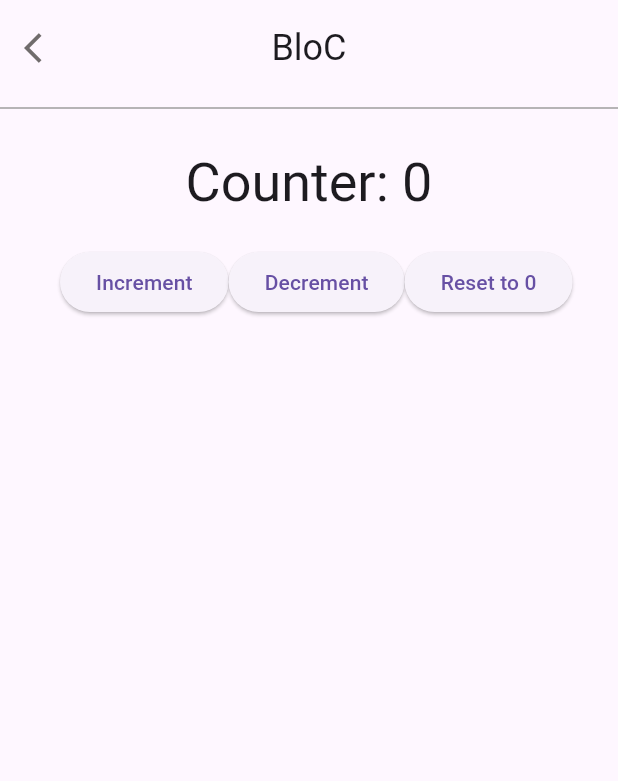
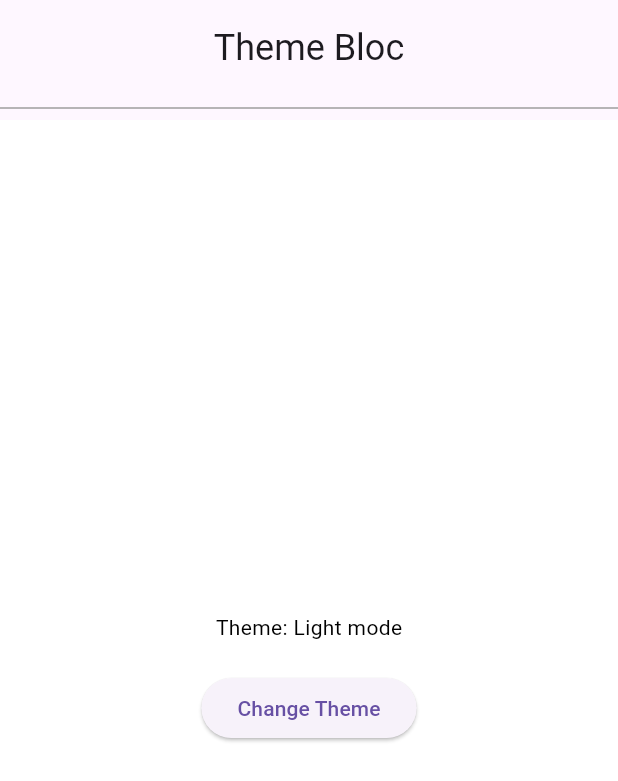
Before and after one commit to VienHaiYen/travo-app-flutter, a Flutter app: the screen it shows after launch, on a phone screen of 412 x 824 dp. Shown: the top 781 px of the screen. Run offline on Flutter 3.47's test engine with Material 3 defaults, Android fonts, the phone set to English and light mode, and no system bars; our stand-ins replace cached_network_image, flutter_bloc, flutter_svg, go_router.

Commit message:
[W2-D3] Theme

```diff
--- a/app_cyclone/lib/main.dart
+++ b/app_cyclone/lib/main.dart
@@ -1,5 +1,6 @@
 import 'package:app_cyclone/w2-d1/W2D1.dart';
 import 'package:app_cyclone/w2-d2/W2D2.dart';
+import 'package:app_cyclone/w2-d3/W2D3.dart';
 import 'package:flutter/material.dart';
 import 'package:flutter/cupertino.dart';
 import "package:go_router/go_router.dart";
@@ -21,7 +22,7 @@ class MyMaterialApp extends StatelessWidget {
       theme: ThemeData(
         primarySwatch: Colors.blue,
       ),
-      home: const W2D2(),
+      home: const W2D3(),
     );
   }
 }
--- /dev/null
+++ b/app_cyclone/lib/w2-d3/W2D3.dart
@@ -0,0 +1,41 @@
+import 'package:app_cyclone/w2-d1/widget/my_app_bar.dart';
+import 'package:app_cyclone/w2-d3/blocs/theme_bloc/theme_bloc.dart';
+import 'package:app_cyclone/w2-d3/blocs/theme_bloc/theme_event.dart';
+import 'package:app_cyclone/w2-d3/blocs/theme_bloc/theme_provider.dart';
+import 'package:app_cyclone/w2-d3/blocs/theme_bloc/theme_state.dart';
+import 'package:flutter/material.dart';
+import 'package:flutter_bloc/flutter_bloc.dart';
+
+class W2D3 extends StatelessWidget {
+  const W2D3({super.key});
+
+  @override
+  Widget build(BuildContext context) {
+    return ThemeProvider(child: BlocBuilder<ThemeBloc, ThemeState>(
+      builder: (context, state) {
+        return Scaffold(
+            appBar: MyAppBar(title: "Theme Bloc", showBackButton: false),
+            body: Container(
+              width: double.infinity,
+              color: state.backgroundColor,
+              child: Column(
+                mainAxisAlignment: MainAxisAlignment.center,
+                children: [
+                  Text(
+                    "Theme: ${state.name}",
+                    style: TextStyle(color: state.textColor),
+                  ),
+                  const SizedBox(height: 20),
+                  ElevatedButton(
+                    onPressed: () {
+                      context.read<ThemeBloc>().add(ChangeThemeEvent());
+                    },
+                    child: const Text("Change Theme"),
+                  ),
+                ],
+              ),
+            ));
+      },
+    ));
+  }
+}
--- /dev/null
+++ b/app_cyclone/lib/w2-d3/blocs/theme_bloc/theme_bloc.dart
@@ -0,0 +1,13 @@
+import 'package:app_cyclone/w2-d3/blocs/theme_bloc/theme_event.dart';
+import 'package:app_cyclone/w2-d3/blocs/theme_bloc/theme_state.dart';
+import 'package:flutter_bloc/flutter_bloc.dart';
+
+class ThemeBloc extends Bloc<ThemeEvent, ThemeState> {
+  ThemeBloc() : super(ThemeState.light()) {
+    on<ChangeThemeEvent>((event, emit) {
+      emit(state.name == ThemeState.light().name
+          ? ThemeState.dark()
+          : ThemeState.light());
+    });
+  }
+}
--- /dev/null
+++ b/app_cyclone/lib/w2-d3/blocs/theme_bloc/theme_event.dart
@@ -0,0 +1,3 @@
+abstract class ThemeEvent {}
+
+class ChangeThemeEvent extends ThemeEvent {}
--- /dev/null
+++ b/app_cyclone/lib/w2-d3/blocs/theme_bloc/theme_provider.dart
@@ -0,0 +1,14 @@
+import 'package:app_cyclone/w2-d3/blocs/theme_bloc/theme_bloc.dart';
+import 'package:flutter/widgets.dart';
+import 'package:flutter_bloc/flutter_bloc.dart';
+
+class ThemeProvider extends StatelessWidget {
+  final Widget child;
+  const ThemeProvider({super.key, required this.child});
+
+  @override
+  Widget build(BuildContext context) {
+    return BlocProvider<ThemeBloc>(
+        create: (BuildContext context) => ThemeBloc(), child: child);
+  }
+}
--- /dev/null
+++ b/app_cyclone/lib/w2-d3/blocs/theme_bloc/theme_state.dart
@@ -0,0 +1,27 @@
+import 'package:flutter/material.dart';
+import 'package:flutter/widgets.dart';
+
+class ThemeState {
+  final Color textColor;
+  final Color backgroundColor;
+  final String name;
+  ThemeState(
+      {required this.textColor,
+      required this.backgroundColor,
+      required this.name});
+
+  factory ThemeState.dark() {
+    return ThemeState(
+      backgroundColor: const Color(0xFF000000),
+      textColor: const Color(0xFFFFFFFF),
+      name: "Dark mode",
+    );
+  }
+  factory ThemeState.light() {
+    return ThemeState(
+      backgroundColor: const Color(0xFFFFFFFF),
+      textColor: const Color(0xFF000000),
+      name: "Light mode",
+    );
+  }
+}
```
Also changed, not shown: app_cyclone/lib/w2-d2/counter_bloc/counter_event.dart (line endings or trailing spaces).
